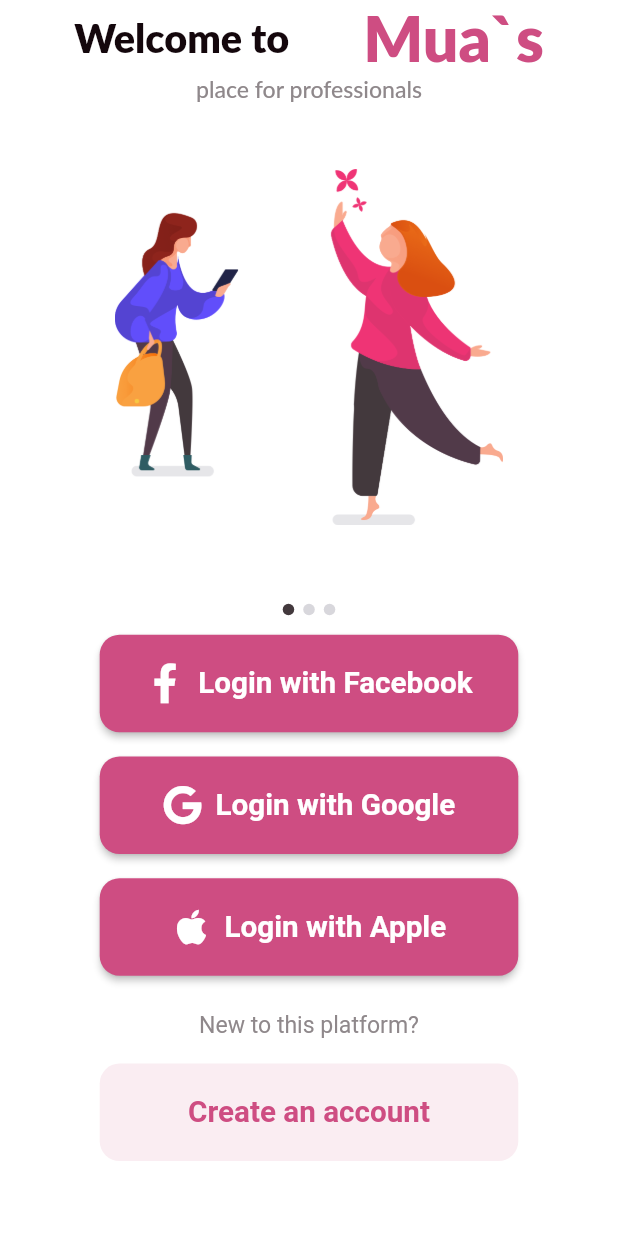
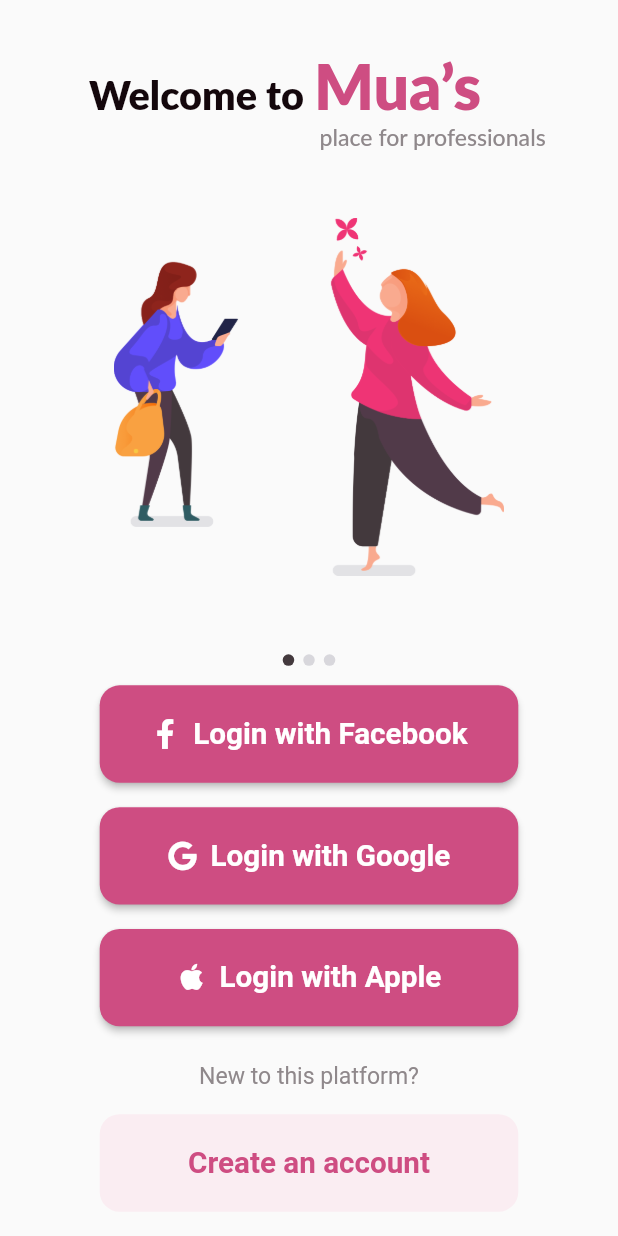
Before and after one commit to bitfriend/mua-flutter, a Flutter app: the screen it shows after launch, after a tap on "Create an account", on a phone screen of 412 x 824 dp. Run offline on Flutter 3.47's test engine with Material 2 defaults, Android fonts, the phone set to English and light mode, and no system bars; our stand-ins replace flutter_screenutil, flutter_swiper, font_awesome_flutter, tinycolor.

Commit message:
Implement SignIn page

```diff
--- a/lib/scenes/SignIn.dart
+++ b/lib/scenes/SignIn.dart
@@ -1,3 +1,4 @@
+import 'package:flutter/cupertino.dart';
 import 'package:flutter/material.dart';
 import 'package:flutter_screenutil/flutter_screenutil.dart';
 import 'package:flutter_swiper/flutter_swiper.dart';
@@ -14,42 +15,53 @@ class SignInState extends State<SignIn> {
   @override
   Widget build(BuildContext context) {
     ScreenUtil.init(context, width: 375, height: 812);
-    return SingleChildScrollView(
+    return CupertinoPageScaffold(
+      child: SafeArea(
         child: Container(
-        color: Colors.white,
-        child: SafeArea(
           child: Column(
             mainAxisAlignment: MainAxisAlignment.start,
             children: <Widget>[
+              SizedBox(
+                height: ScreenUtil().setHeight(32),
+              ),
               Row(
-                mainAxisAlignment: MainAxisAlignment.spaceEvenly,
+                crossAxisAlignment: CrossAxisAlignment.baseline,
+                textBaseline: TextBaseline.alphabetic,
                 children: <Widget>[
-                  Text('Welcome to', style: TextStyle(
+                  Expanded(
+                    child: Text('Welcome to', textAlign: TextAlign.right, style: TextStyle(
                       color: LightTheme.black,
                       fontSize: ScreenUtil().setSp(24),
                       fontFamily: 'Lato',
                       fontWeight: FontWeight.bold,
                       decoration: TextDecoration.none
                     )),
-                  Text('Mua`s', style: TextStyle(
+                  ),
+                  SizedBox(width: ScreenUtil().setWidth(6)),
+                  Expanded(
+                    child: Text('Mua’s', style: TextStyle(
                       color: LightTheme.secondary,
                       fontSize: ScreenUtil().setSp(38),
                       fontFamily: 'Lato',
                       fontWeight: FontWeight.w800,
                       decoration: TextDecoration.none
                     )),
+                  ),
                 ],
               ),
-              Text('place for professionals', style: TextStyle(
+              Container(
+                padding: EdgeInsets.only(
+                  left: ScreenUtil().setWidth(150),
+                ),
+                child: Text('place for professionals', textAlign: TextAlign.left, style: TextStyle(
                   color: LightTheme.label,
                   fontSize: ScreenUtil().setSp(14),
                   fontFamily: 'Lato',
                   fontWeight: FontWeight.normal,
                   decoration: TextDecoration.none
                 )),
-              Container(
-                width: ScreenUtil().setWidth(375),
-                height: ScreenUtil().setHeight(350),
+              ),
+              Expanded(
                 child: Swiper(
                   itemBuilder: (BuildContext context, int index) {
                     int n = index + 1;
@@ -93,7 +105,7 @@ class SignInState extends State<SignIn> {
                         child: Row(
                           mainAxisSize: MainAxisSize.min,
                           children: <Widget>[
-                            Icon(FontAwesomeIcons.facebookF, size: ScreenUtil().setSp(24)),
+                            Icon(FontAwesomeIcons.facebookF, size: ScreenUtil().setSp(18)),
                             SizedBox(
                               width: ScreenUtil().setWidth(8),
                             ),
@@ -122,7 +134,7 @@ class SignInState extends State<SignIn> {
                         child: Row(
                           mainAxisSize: MainAxisSize.min,
                           children: <Widget>[
-                            Icon(FontAwesomeIcons.google, size: ScreenUtil().setSp(24)),
+                            Icon(FontAwesomeIcons.google, size: ScreenUtil().setSp(18)),
                             SizedBox(
                               width: ScreenUtil().setWidth(8),
                             ),
@@ -151,7 +163,7 @@ class SignInState extends State<SignIn> {
                         child: Row(
                           mainAxisSize: MainAxisSize.min,
                           children: <Widget>[
-                            Icon(FontAwesomeIcons.apple, size: ScreenUtil().setSp(24)),
+                            Icon(FontAwesomeIcons.apple, size: ScreenUtil().setSp(18)),
                             SizedBox(
                               width: ScreenUtil().setWidth(8),
                             ),
@@ -220,6 +232,6 @@ class SignInState extends State<SignIn> {
   }
 
   void onSignUp() {
-    print('apple');
+    print('signup');
   }
 }
```
Lines whose indentation alone changed are shown as unchanged.
